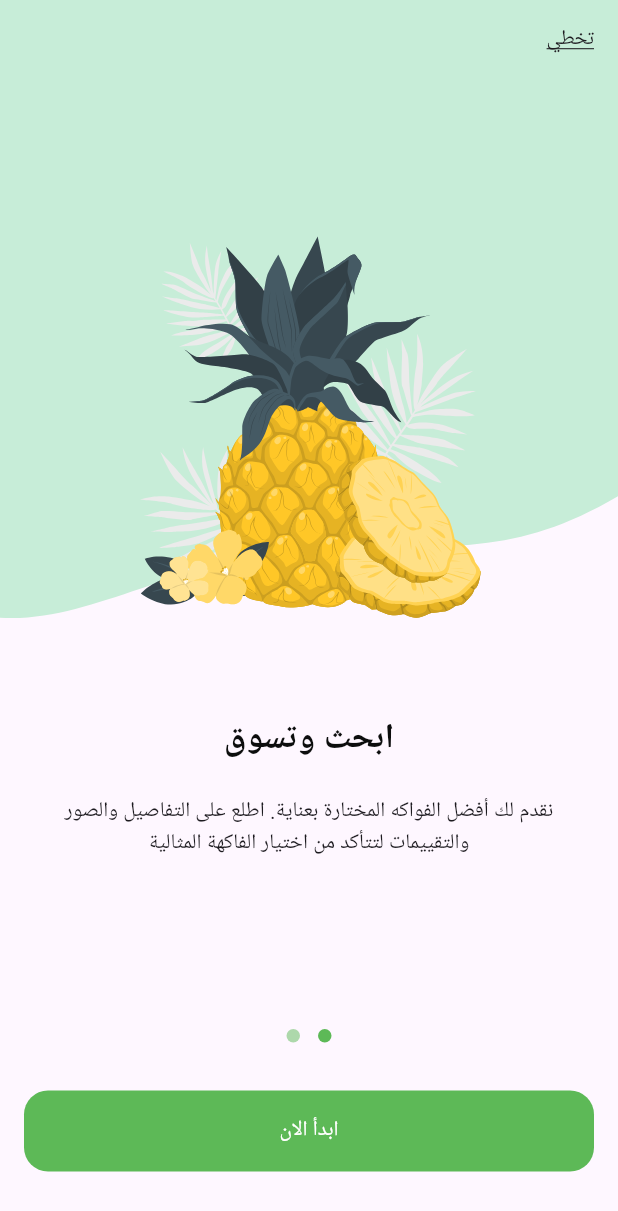
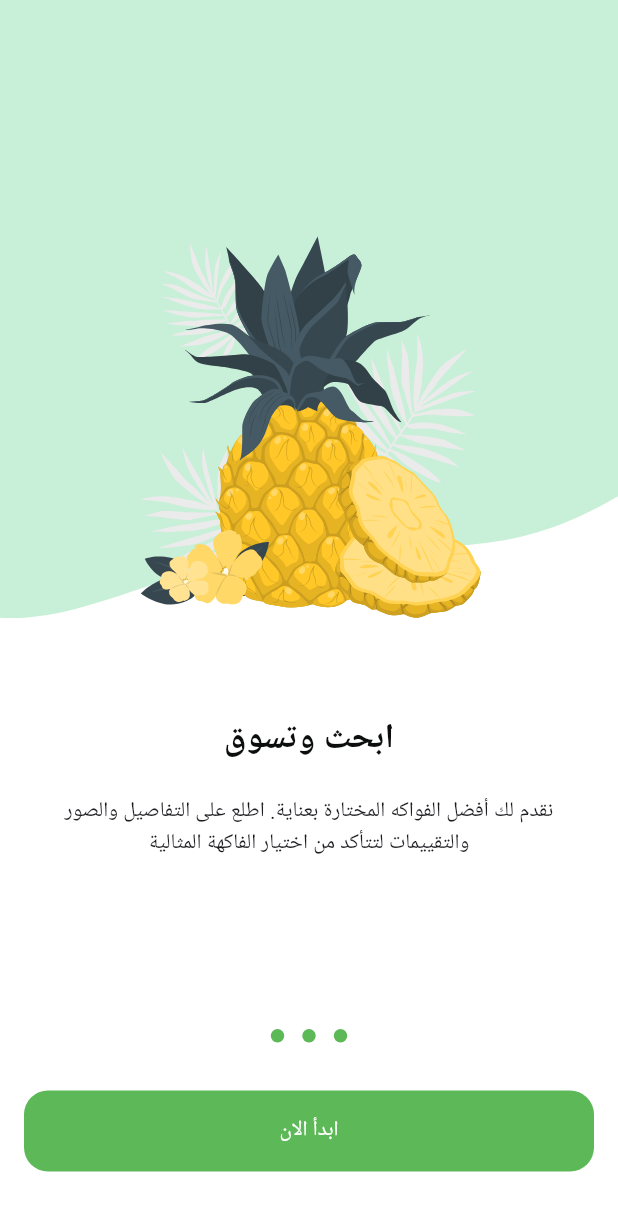
Before and after one commit to wael-saif23/fruit-hub, a Flutter app: the screen it shows after launch, swiped to page 2, on a phone screen of 412 x 824 dp. Shown: the top 1211 px of the screen. Run offline on Flutter 3.47's test engine with Material 3 defaults, Android fonts, the phone set to English and light mode, and no system bars; drawn by our look-alikes of dots_indicator; our stand-ins replace flutter_svg; Roboto replaces fonts that are missing (Cairo).

Commit message:
**start onboarding logic** - add main background color to the app - create pageController - create init state and listing to page controller - control dot indecator and button to show or hide depended on page view

```diff
--- a/lib/core/utils/app_colors.dart
+++ b/lib/core/utils/app_colors.dart
@@ -2,4 +2,5 @@ import 'package:flutter/material.dart';
 
 abstract class  AppColors {
   static const Color primaryColor = Color(0xFF5DB957);
+  static const Color kmainbackgroundColor = Color(0xFFffffff);
   }
--- a/lib/core/widgets/custom_buttom.dart
+++ b/lib/core/widgets/custom_buttom.dart
@@ -2,9 +2,12 @@ import 'package:flutter/material.dart';
 import 'package:fruits_hub/core/utils/app_colors.dart';
 
 class CustomButton extends StatelessWidget {
-  const CustomButton({super.key, required this.onPressed, required this.text});
+  const CustomButton({super.key, required this.onPressed, required this.text,
+
+  });
   final VoidCallback onPressed;
   final String text;
+
   @override
   Widget build(BuildContext context) {
     return SizedBox(
@@ -20,7 +23,7 @@ class CustomButton extends StatelessWidget {
           child: Text(
             text,
             style: const TextStyle(
-              color: Colors.white,
+              color: AppColors.kmainbackgroundColor,
             ),
           )),
     );
--- a/lib/features/on_boarding/presentation/views/on_boarding_view.dart
+++ b/lib/features/on_boarding/presentation/views/on_boarding_view.dart
@@ -1,4 +1,5 @@
 import 'package:flutter/material.dart';
+import 'package:fruits_hub/core/utils/app_colors.dart';
 import 'package:fruits_hub/features/on_boarding/presentation/views/widgets/on_boarding_view_body.dart';
 
 class OnBoardingView extends StatelessWidget {
@@ -7,6 +8,7 @@ class OnBoardingView extends StatelessWidget {
   @override
   Widget build(BuildContext context) {
     return const Scaffold(
+      backgroundColor: AppColors.kmainbackgroundColor,
       body: SafeArea(
         child: OnBoardingViewBody(),
       ),
--- a/lib/features/on_boarding/presentation/views/widgets/on_boarding_page_view.dart
+++ b/lib/features/on_boarding/presentation/views/widgets/on_boarding_page_view.dart
@@ -3,13 +3,15 @@ import 'package:fruits_hub/core/utils/app_images.dart';
 import 'package:fruits_hub/features/on_boarding/presentation/views/widgets/page_view_item.dart';
 
 class OnBoardingPageView extends StatelessWidget {
-  const OnBoardingPageView({super.key});
-
+  const OnBoardingPageView({super.key, required this.pageController});
+  final PageController pageController;
   @override
   Widget build(BuildContext context) {
     return PageView(
+      controller: pageController,
       children: const [
         PageViewItem(
+          isVisible: true,
           image: Assets.photosOnBoardingView1ImageFruitBasket,
           backgroundImage: Assets.photosOnboardingview1BackgroundImage,
           subtitle:
@@ -30,6 +32,7 @@ class OnBoardingPageView extends StatelessWidget {
           ),
         ),
         PageViewItem(
+          isVisible: false,
           image: Assets.photosOnBoardingView2ImagePineapple,
           backgroundImage: Assets.photosOnboardingview2BackgroundImage,
           subtitle:
--- a/lib/features/on_boarding/presentation/views/widgets/on_boarding_view_body.dart
+++ b/lib/features/on_boarding/presentation/views/widgets/on_boarding_view_body.dart
@@ -5,31 +5,64 @@ import 'package:fruits_hub/core/utils/app_colors.dart';
 import 'package:fruits_hub/core/widgets/custom_buttom.dart';
 import 'package:fruits_hub/features/on_boarding/presentation/views/widgets/on_boarding_page_view.dart';
 
-class OnBoardingViewBody extends StatelessWidget {
+class OnBoardingViewBody extends StatefulWidget {
   const OnBoardingViewBody({super.key});
+
+  @override
+  State<OnBoardingViewBody> createState() => _OnBoardingViewBodyState();
+}
+
+class _OnBoardingViewBodyState extends State<OnBoardingViewBody> {
+  late PageController pageController;
+  var currentIndex = 0;
+  @override
+  void initState() {
+    super.initState();
+    pageController = PageController();
+    pageController.addListener(() {
+      setState(() {
+        currentIndex = pageController.page!.round();
+      });
+    });
+  }
+
+  @override
+  void dispose() {
+    pageController.dispose();
+    super.dispose();
+  }
 
   @override
   Widget build(BuildContext context) {
     return Column(
       children: [
-        const Expanded(child: OnBoardingPageView()),
+        Expanded(
+            child: OnBoardingPageView(
+          pageController: pageController,
+        )),
         DotsIndicator(
-          dotsCount: 2,
+          dotsCount: 3,
           decorator: DotsDecorator(
-            color: AppColors.primaryColor.withOpacity(0.5), // Inactive color
+            color: currentIndex == 1
+                ? AppColors.primaryColor
+                : AppColors.primaryColor.withOpacity(0.5), // Inactive color
             activeColor: AppColors.primaryColor,
+
           ),
         ),
         const SizedBox(
           height: 26,
         ),
         Padding(
-          padding: const EdgeInsets.symmetric(horizontal: KHorizontalPadding),
-          child: CustomButton(
-            onPressed: () {},
-            text: 'ابدأ الان',
-          ),
-        ),
+            padding: const EdgeInsets.symmetric(horizontal: KHorizontalPadding),
+            child: currentIndex == 1
+                ? CustomButton(
+                    onPressed: () {},
+                    text: 'ابدأ الان',
+                  )
+                : const SizedBox(
+                    height: 54,
+                  )),
         const SizedBox(
           height: 43,
         ),
--- a/lib/features/on_boarding/presentation/views/widgets/page_view_item.dart
+++ b/lib/features/on_boarding/presentation/views/widgets/page_view_item.dart
@@ -8,11 +8,13 @@ class PageViewItem extends StatelessWidget {
     required this.subtitle,
     required this.title,
     required this.backgroundImage,
+    required this.isVisible,
   });
 
   final String image, backgroundImage;
   final String subtitle;
   final Widget title;
+  final bool isVisible;
   @override
   Widget build(BuildContext context) {
     return Column(
@@ -35,13 +37,17 @@ class PageViewItem extends StatelessWidget {
                   image,
                 ),
               ),
-              const Positioned(
+              Positioned(
                 top: 16,
                 right: 16,
-                child: Text(
-                  "تخطي",
-                  style: TextStyle(
-                    decoration: TextDecoration.underline,
+                child: Visibility(
+                  visible: isVisible,
+
+                  child: const Text(
+                    "تخط",
+                    style: TextStyle(
+                      decoration: TextDecoration.underline,
+                    ),
                   ),
                 ),
               ),
```
Also changed, not shown: lib/core/utils/app_text_styles.dart (added).
